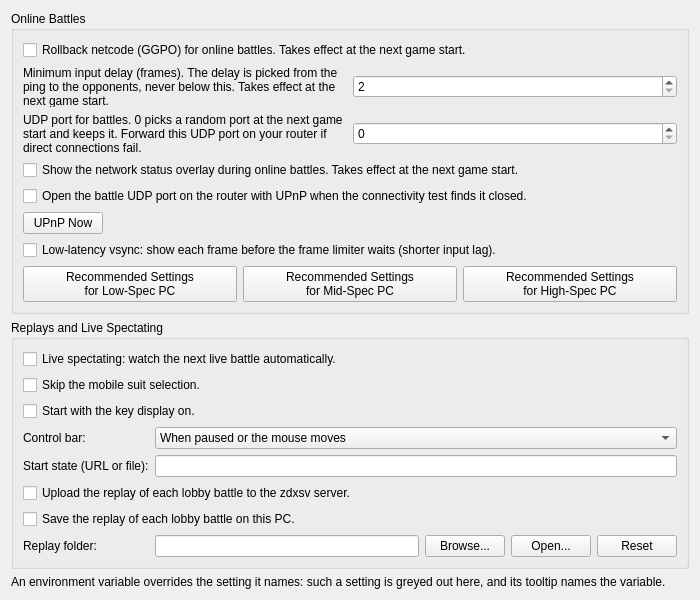
Before: the Qt Designer form pcsx2-qt/Settings/ZdxsvSettingsWidget.ui in inada-s/pcsx2, drawn with Qt 5.
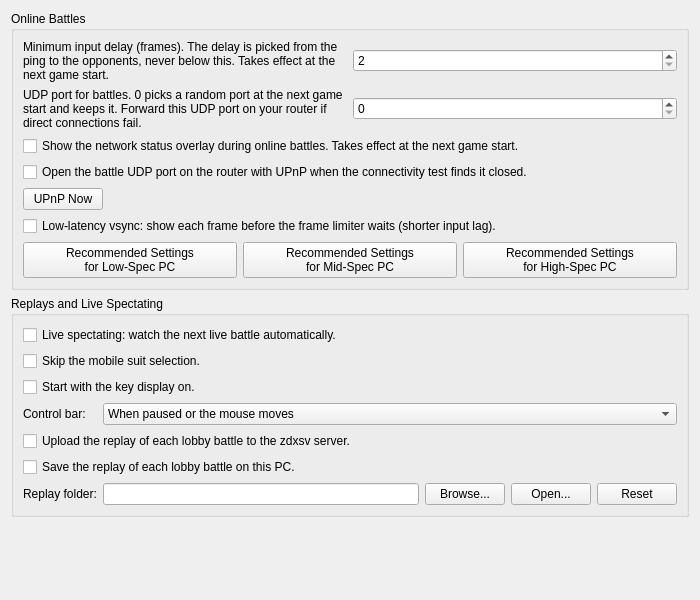
After: the same form once the commit is applied.

Commit message: Zdxsv: Settings -> zdxsv first with a Z icon; GGPO env-only; no start state or env note on the page (AI-assisted)

Patch:
```diff
--- a/pcsx2-qt/Settings/ZdxsvSettingsWidget.ui
+++ b/pcsx2-qt/Settings/ZdxsvSettingsWidget.ui
@@ -20,13 +20,6 @@
       <string>Online Battles</string>
      </property>
      <layout class="QVBoxLayout" name="battleLayout">
-      <item>
-       <widget class="QCheckBox" name="zdxsvGgpo">
-        <property name="text">
-         <string>Rollback netcode (GGPO) for online battles. Takes effect at the next game start.</string>
-        </property>
-       </widget>
-      </item>
       <item>
        <layout class="QHBoxLayout" name="zdxsvGgpoMinDelayLayout">
         <item>
@@ -207,38 +200,28 @@
         </item>
        </widget>
       </item>
-      <item row="4" column="0">
-       <widget class="QLabel" name="zdxsvReplayStateUrlLabel">
-        <property name="text">
-         <string>Start state (URL or file):</string>
-        </property>
-       </widget>
-      </item>
-      <item row="4" column="1">
-       <widget class="QLineEdit" name="zdxsvReplayStateUrl"/>
-      </item>
-      <item row="5" column="0" colspan="2">
+      <item row="4" column="0" colspan="2">
        <widget class="QCheckBox" name="zdxsvReplayUpload">
         <property name="text">
          <string>Upload the replay of each lobby battle to the zdxsv server.</string>
         </property>
        </widget>
       </item>
-      <item row="6" column="0" colspan="2">
+      <item row="5" column="0" colspan="2">
        <widget class="QCheckBox" name="zdxsvSaveReplay">
         <property name="text">
          <string>Save the replay of each lobby battle on this PC.</string>
         </property>
        </widget>
       </item>
-      <item row="7" column="0">
+      <item row="6" column="0">
        <widget class="QLabel" name="zdxsvReplayPathLabel">
         <property name="text">
          <string>Replay folder:</string>
         </property>
        </widget>
       </item>
-      <item row="7" column="1">
+      <item row="6" column="1">
        <layout class="QHBoxLayout" name="zdxsvReplayPathLayout">
         <item>
          <widget class="QLineEdit" name="zdxsvReplayPath"/>
@@ -269,16 +252,6 @@
      </layout>
     </widget>
    </item>
-   <item>
-    <widget class="QLabel" name="envNote">
-     <property name="text">
-      <string>An environment variable overrides the setting it names: such a setting is greyed out here, and its tooltip names the variable.</string>
-     </property>
-     <property name="wordWrap">
-      <bool>true</bool>
-     </property>
-    </widget>
-   </item>
    <item>
     <spacer name="verticalSpacer">
      <property name="orientation">
```
The commit also changes 17 other files.
